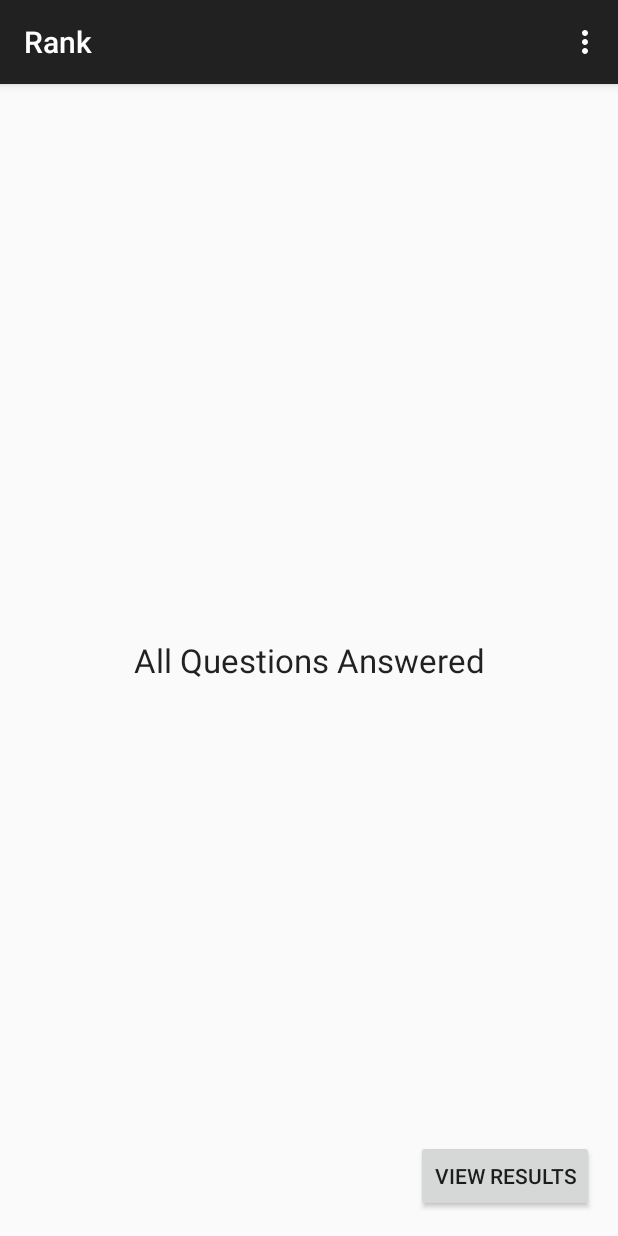
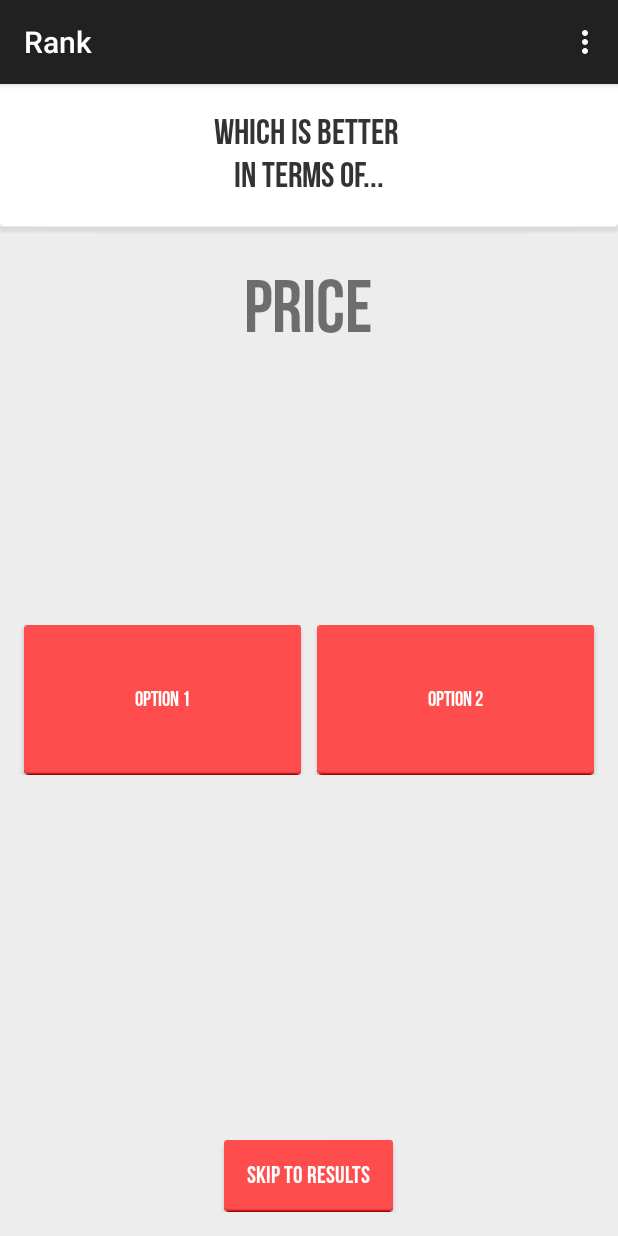
Before and after one commit to cstack/rankit-android, an Android app: the RankActivity screen opened directly, with no data from a screen before it, on a phone screen of 412 x 824 dp. Run offline under Robolectric (Android 15) with nearby library versions, the phone set to English and light mode, and no system bars; 4 statements that could not run were skipped.

Commit message:
Fresh coat of paint (I'm still practicing though)

```diff
--- a/RankItProject/RankIt/src/main/java/com/connorstack/rankit/RankActivity.java
+++ b/RankItProject/RankIt/src/main/java/com/connorstack/rankit/RankActivity.java
@@ -1,6 +1,7 @@
 package com.connorstack.rankit;
 
 import android.content.Intent;
+import android.graphics.Typeface;
 import android.os.Bundle;
 import android.view.View;
 import android.widget.Button;
@@ -25,9 +26,21 @@ public class RankActivity extends MenuActivity {
         super.onCreate(savedInstanceState);
         setContentView(R.layout.activity_rank);
 
+
+        /* Design stuff */
         mOption1Button = (Button) findViewById(R.id.option1button);
         mOption2Button = (Button) findViewById(R.id.option2button);
         mFactorTextView = (TextView) findViewById(R.id.factorTextView);
+        final TextView viewResults = (TextView) findViewById(R.id.resultsButton);
+        final TextView promptTextView = (TextView) findViewById(R.id.promptTextView);
+
+        Typeface tf = Typeface.createFromAsset(getAssets(), "fonts/BebasNeue.otf");
+        mOption1Button.setTypeface(tf);
+        mOption2Button.setTypeface(tf);
+        mFactorTextView.setTypeface(tf);
+        viewResults.setTypeface(tf);
+        promptTextView.setTypeface(tf);
+
 
         mScores = new HashMap<String, Map<String, Double>>();
         for (String option : Ranking.getInstance().getOptions()) {
@@ -83,8 +96,9 @@ public class RankActivity extends MenuActivity {
 
     private void displayQuestion(Question question) {
         if (question == null) {
-            findViewById(R.id.questionInterface).setVisibility(View.INVISIBLE);
-            findViewById(R.id.doneTextView).setVisibility(View.VISIBLE);
+            Ranking.getInstance().setScores(mScores);
+            final Intent intent = new Intent(RankActivity.this, ResultsActivity.class);
+            startActivity(intent);
             return;
         }
         mOption1Button.setText(question.mOption1);
--- /dev/null
+++ b/RankItProject/RankIt/src/main/res/anim/activityfadein.xml
@@ -0,0 +1,5 @@
+<?xml version="1.0" encoding="utf-8"?>
+
+<alpha xmlns:android="http://schemas.android.com/apk/res/android"
+    android:interpolator="@android:anim/accelerate_interpolator"
+    android:fromAlpha="0.0" android:toAlpha="1.0" android:duration="2000" />
--- /dev/null
+++ b/RankItProject/RankIt/src/main/res/drawable/red_button.xml
@@ -0,0 +1,6 @@
+<?xml version="1.0" encoding="utf-8"?>
+
+<selector xmlns:android="http://schemas.android.com/apk/res/android">
+    <item android:drawable="@drawable/down" android:state_pressed="true"/>
+    <item android:drawable="@drawable/up" android:state_pressed="false"/>
+</selector>
--- a/RankItProject/RankIt/src/main/res/layout/activity_rank.xml
+++ b/RankItProject/RankIt/src/main/res/layout/activity_rank.xml
@@ -2,10 +2,11 @@
     xmlns:tools="http://schemas.android.com/tools"
     android:layout_width="match_parent"
     android:layout_height="match_parent"
-    android:paddingLeft="@dimen/activity_horizontal_margin"
-    android:paddingRight="@dimen/activity_horizontal_margin"
-    android:paddingTop="@dimen/activity_vertical_margin"
+    android:paddingLeft="0dp"
+    android:paddingRight="0dp"
+    android:paddingTop="0dp"
     android:paddingBottom="@dimen/activity_vertical_margin"
+    android:background="#EDEDED"
     tools:context=".RankActivity$PlaceholderFragment">
 
     <RelativeLayout
@@ -14,73 +15,79 @@
         android:id="@+id/questionInterface">
 
         <TextView
-            android:layout_width="wrap_content"
-            android:layout_height="wrap_content"
+            android:layout_width="fill_parent"
+            android:layout_height="100dp"
             android:textAppearance="?android:attr/textAppearanceMedium"
-            android:text="Which is better in terms of"
-            android:id="@+id/questionTextView"
-            android:layout_alignParentTop="true"
+            android:text="Which is better \nin terms of..."
+            android:id="@+id/promptTextView"
+            android:textAlignment="center"
+            android:typeface="sans"
+            android:gravity="center"
             android:layout_alignParentLeft="true"
-            android:layout_alignParentRight="true"
-            android:gravity="center" />
+            android:textSize="24sp"
+            android:background="@drawable/card"
+            android:autoText="true"
+            android:textColor="#333"
+            android:layout_alignParentTop="false"
+            android:paddingRight="50dp"
+            android:paddingLeft="50dp"
+            android:lines="2"
+            android:linksClickable="true" />
 
         <TextView
             android:layout_width="wrap_content"
             android:layout_height="wrap_content"
-            android:textSize="50dp"
+            android:textSize="50sp"
             android:padding="20dp"
             android:text="Price"
+            android:textAlignment="center"
             android:id="@+id/factorTextView"
-            android:layout_below="@+id/questionTextView"
+            android:gravity="center"
+            android:layout_below="@+id/promptTextView"
+            android:layout_centerHorizontal="true" />
+
+
+
+        <LinearLayout
+            android:layout_width="match_parent"
+            android:layout_height="wrap_content"
+            android:layout_centerVertical="true"
             android:layout_alignParentLeft="true"
-            android:layout_alignRight="@+id/questionTextView"
-            android:gravity="center"/>
+            android:paddingTop="70dp">
+
+            <Button
+                android:text="Option 1"
+                android:id="@+id/option1button"
+                android:layout_centerVertical="true"
+                android:layout_alignParentLeft="true"
+                android:layout_marginLeft="@dimen/activity_horizontal_margin"
+                android:layout_marginRight="5dp"
+                style="@style/compare_item"
+                />
+
+            <Button
+                android:text="Option 2"
+                android:id="@+id/option2button"
+                android:layout_centerVertical="true"
+                android:layout_alignParentRight="true"
+                android:layout_marginRight="@dimen/activity_horizontal_margin"
+                android:layout_marginLeft="5dp"
+                style="@style/compare_item"/>
+        </LinearLayout>
 
         <Button
             android:layout_width="wrap_content"
             android:layout_height="wrap_content"
-            android:text="Option 1"
-            android:id="@+id/option1button"
-            android:layout_centerVertical="true"
-            android:layout_alignParentLeft="true"
-            android:layout_toLeftOf="@+id/textView3" />
+            android:text="skip to results"
+            android:textSize="16sp"
+            style="@style/red_button"
+            android:id="@+id/resultsButton"
+            android:layout_alignParentBottom="true"
+            android:layout_centerHorizontal="true"
+            android:paddingLeft="15dp"
+            android:paddingRight="15dp"/>
 
-        <Button
-            android:layout_width="wrap_content"
-            android:layout_height="wrap_content"
-            android:text="Option 2"
-            android:id="@+id/option2button"
-            android:layout_centerVertical="true"
-            android:layout_alignRight="@+id/factorTextView"
-            android:layout_toRightOf="@+id/textView3" />
-
-        <TextView
-            android:layout_width="wrap_content"
-            android:layout_height="wrap_content"
-            android:textAppearance="?android:attr/textAppearanceMedium"
-            android:text="or"
-            android:id="@+id/textView3"
-            android:layout_centerVertical="true"
-            android:layout_centerHorizontal="true" />
 
     </RelativeLayout>
 
-    <TextView
-        android:layout_width="fill_parent"
-        android:layout_height="wrap_content"
-        android:gravity="center"
-        android:layout_centerInParent="true"
-        android:textAppearance="?android:attr/textAppearanceLarge"
-        android:text="All Questions Answered"
-        android:id="@+id/doneTextView"
-        android:layout_centerHorizontal="true"
-        android:visibility="invisible" />
-
-    <Button
-        android:layout_width="wrap_content"
-        android:layout_height="wrap_content"
-        android:text="View Results"
-        android:id="@+id/resultsButton"
-        android:layout_alignParentBottom="true"
-        android:layout_alignParentRight="true" />
 </RelativeLayout>
--- a/RankItProject/RankIt/src/main/res/values/styles.xml
+++ b/RankItProject/RankIt/src/main/res/values/styles.xml
@@ -5,4 +5,20 @@
         <!-- Customize your theme here. -->
     </style>
 
+    <style name="card">
+        <item name="android:background">@drawable/card</item>
+        <item name="android:textColor">#333</item>
+    </style>
+
+    <style name="red_button">
+        <item name="android:background">@drawable/red_button</item>
+        <item name="android:textColor">#fff</item>
+    </style>
+
+    <style name="compare_item" parent="@style/red_button">
+        <item name="android:layout_width">0dp</item>
+        <item name="android:layout_weight">4</item>
+        <item name="android:layout_height">100dp</item>
+    </style>
+
 </resources>
```
Also changed, not shown: RankItProject/RankIt/src/main/java/com/connorstack/rankit/PickActivity.java (+12 -11 lines), RankItProject/RankIt/src/main/java/com/connorstack/rankit/ResultsActivity.java (+31 -3 lines), RankItProject/RankIt/src/main/res/anim/splashfadeout.xml (added, +7 -0 lines), RankItProject/RankIt/src/main/res/layout/activity_main.xml (+9 -41 lines), RankItProject/RankIt/src/main/res/layout/activity_results.xml (+24 -6 lines), RankItProject/RankIt/src/main/res/drawable/card.9.png (added), RankItProject/RankIt/src/main/res/drawable/down.9.png (added), RankItProject/RankIt/src/main/res/drawable/up.9.png (added).
